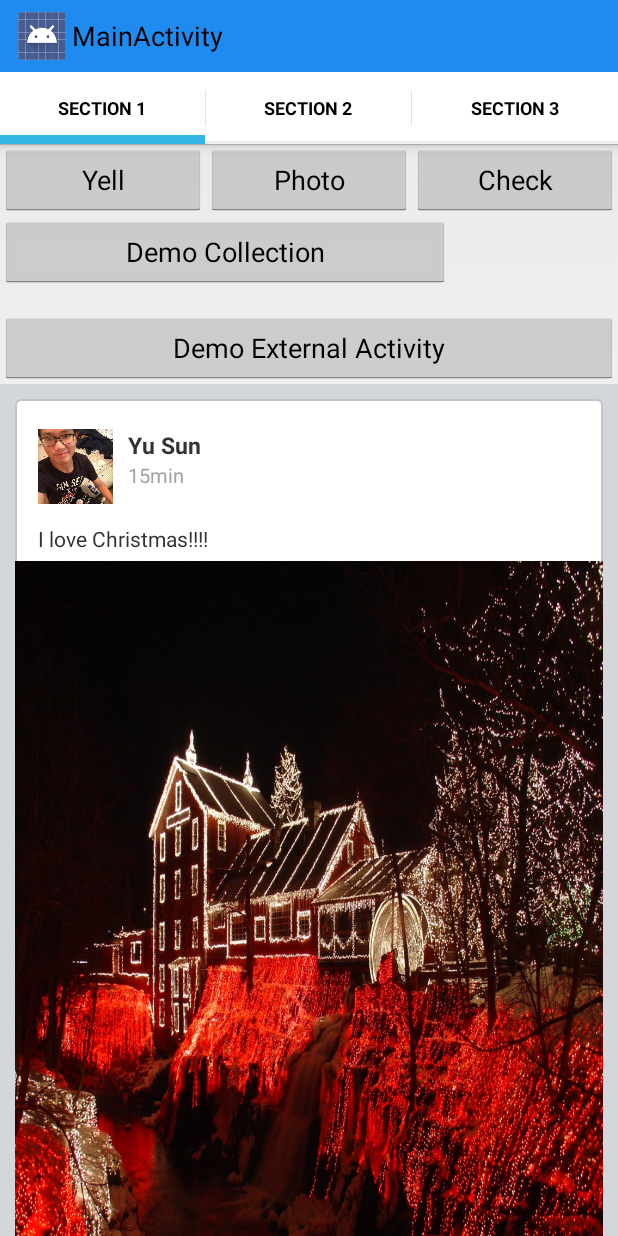
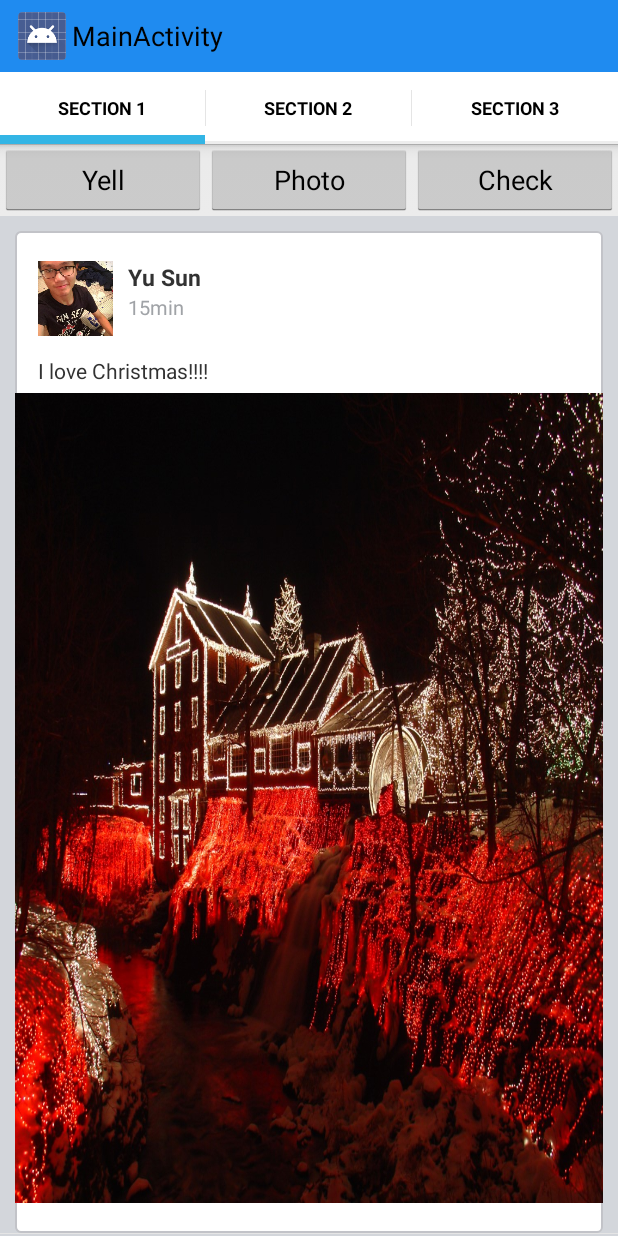
Before and after one commit to dingliheng/YellerAndroid, an Android app: the screen it shows after launch (MainActivity), on a phone screen of 412 x 824 dp. Run offline under Robolectric (Android 15) with nearby library versions, the phone set to English and light mode, and no system bars; libraries missing offline, so code that uses them is left out: com.beardedhen.androidbootstrap; plain views replace BootstrapButton; 16 statements that could not run were skipped.

Commit message:
some adjustments

```diff
--- a/app/src/main/java/edu/utaustin/yusun/yellerandroid/LaunchpadSectionFragment.java
+++ b/app/src/main/java/edu/utaustin/yusun/yellerandroid/LaunchpadSectionFragment.java
@@ -34,6 +34,8 @@ import java.io.FileOutputStream;
 import java.io.IOException;
 import java.util.ArrayList;
 
+import edu.utaustin.yusun.yellerandroid.adapter.PullToRefreshListViewAdapter;
+
 /**
  * A fragment that launches other parts of the demo application.
  */
@@ -44,43 +46,20 @@ public class LaunchpadSectionFragment extends Fragment {
     public static final String BITMAPIMAGE = "BitmapImage";
 
     private PullToRefreshListView listView;
-    private PullToRefreshListViewSampleAdapter adapter;
+    private PullToRefreshListViewAdapter adapter;
 
     // IDs for the context menu actions
     private final int idEdit = 1;
     private final int idDelete = 2;
+
+    //Data to show
+    ArrayList<String> items = new ArrayList<>();
 
     @Override
     public View onCreateView(LayoutInflater inflater, ViewGroup container,
                              Bundle savedInstanceState) {
         View rootView = inflater.inflate(R.layout.fragment_section_launchpad, container, false);
 
-        // Demonstration of a collection-browsing activity.
-        rootView.findViewById(R.id.demo_collection_button)
-                .setOnClickListener(new View.OnClickListener() {
-                    @Override
-                    public void onClick(View view) {
-                        Intent intent = new Intent(getActivity(), CollectionDemoActivity.class);
-                        startActivity(intent);
-                    }
-                });
-
-        // Demonstration of navigating to external activities.
-        rootView.findViewById(R.id.demo_external_activity)
-                .setOnClickListener(new View.OnClickListener() {
-                    @Override
-                    public void onClick(View view) {
-                        // Create an intent that asks the user to pick a photo, but using
-                        // FLAG_ACTIVITY_CLEAR_WHEN_TASK_RESET, ensures that relaunching
-                        // the application from the device home screen does not return
-                        // to the external activity.
-                        Intent externalActivityIntent = new Intent(Intent.ACTION_PICK);
-                        externalActivityIntent.setType("image/*");
-                        externalActivityIntent.addFlags(
-                                Intent.FLAG_ACTIVITY_CLEAR_WHEN_TASK_RESET);
-                        startActivity(externalActivityIntent);
-                    }
-                });
 
         final BootstrapButton mood_button = (BootstrapButton) rootView.findViewById(R.id.mood_button);
         mood_button.setOnClickListener(new View.OnClickListener() {
@@ -149,7 +128,7 @@ public class LaunchpadSectionFragment extends Fragment {
             }
         });
 
-        adapter = new PullToRefreshListViewSampleAdapter() {};
+        adapter = new PullToRefreshListViewAdapter(getActivity(), items) {};
         listView.setAdapter(adapter);
 
         // Request the adapter to load the data
--- /dev/null
+++ b/app/src/main/java/edu/utaustin/yusun/yellerandroid/adapter/PullToRefreshListViewAdapter.java
@@ -0,0 +1,109 @@
+package edu.utaustin.yusun.yellerandroid.adapter;
+
+import android.app.Activity;
+import android.content.Context;
+import android.view.LayoutInflater;
+import android.view.View;
+import android.view.ViewGroup;
+import android.widget.ImageView;
+import android.widget.TextView;
+
+import java.util.ArrayList;
+
+import edu.utaustin.yusun.yellerandroid.R;
+
+/**
+ * Created by mackbook on 11/25/15.
+ */
+public abstract class PullToRefreshListViewAdapter extends android.widget.BaseAdapter {
+    private ArrayList<String> items = new ArrayList<String>();;
+    private Context mContext;
+
+    public PullToRefreshListViewAdapter(Context context, ArrayList<String> items) {
+        mContext = context;
+        this.items = items;
+    }
+    public class ViewHolder {
+        public String id;
+        public TextView name;
+    }
+
+
+    /**
+     * Loads the data.
+     */
+    public void loadData() {
+
+        // Here add your code to load the data for example from a webservice or DB
+
+        items = new ArrayList<String>();
+
+        items.add("Ajax Amsterdam");
+        items.add("Barcelona");
+        items.add("Manchester United");
+
+
+
+        // MANDATORY: Notify that the data has changed
+        notifyDataSetChanged();
+    }
+
+    @Override
+    public int getCount() {
+        return items.size();
+    }
+
+    @Override
+    public Object getItem(int position) {
+        return items.get(position);
+    }
+
+    @Override
+    public long getItemId(int position) {
+        return position;
+    }
+
+    @Override
+    public View getView(int position, View convertView, ViewGroup parent) {
+        View rowView = convertView;
+
+        String record = (String) getItem(position);
+
+        LayoutInflater inflater = ((Activity) mContext).getLayoutInflater();
+
+        ViewHolder viewHolder = new ViewHolder();
+
+        if (convertView == null){
+            rowView = inflater.inflate(R.layout.list_item,null);
+
+            viewHolder.name = (TextView) rowView.findViewById(R.id.name);
+
+            rowView.setTag(viewHolder);
+        }
+
+        final ViewHolder holder = (ViewHolder) rowView.getTag();
+
+        holder.name.setText(record);
+
+        TextView name = (TextView) rowView.findViewById(R.id.name);
+        name.setText("Yu Sun");
+        TextView timestamp = (TextView) rowView
+                .findViewById(R.id.timestamp);
+        timestamp.setText("15min");
+
+        TextView statusMsg = (TextView) rowView
+                .findViewById(R.id.txtStatusMsg);
+        statusMsg.setText("I love Christmas!!!!");
+
+        ImageView profilePic = (ImageView) rowView
+                .findViewById(R.id.profilePic);
+        profilePic.setImageResource(R.mipmap.avatar);
+
+        ImageView feedImageView = (ImageView) rowView
+                .findViewById(R.id.feedImage1);
+        feedImageView.setImageResource(R.mipmap.christmas);
+
+
+        return rowView;
+    }
+}
--- a/app/src/main/java/edu/utaustin/yusun/yellerandroid/edu/utaustin/yusun/yellerandroid/data/ListItem.java
+++ b/app/src/main/java/edu/utaustin/yusun/yellerandroid/data/ListItem.java
@@ -1,4 +1,4 @@
-package edu.utaustin.yusun.yellerandroid.edu.utaustin.yusun.yellerandroid.data;
+package edu.utaustin.yusun.yellerandroid.data;
 
 /**
  * Created by yusun on 11/15/15.
--- a/app/src/main/res/layout/fragment_section_launchpad.xml
+++ b/app/src/main/res/layout/fragment_section_launchpad.xml
@@ -61,16 +61,7 @@
                 app:showOutline="true"
                 app:roundedCorners="false" />
         </LinearLayout>
-        <Button android:id="@+id/demo_collection_button"
-            android:layout_width="300dp"
-            android:layout_height="wrap_content"
-            android:layout_marginBottom="16dp"
-            android:text="@string/demo_collection"/>
 
-        <Button android:id="@+id/demo_external_activity"
-            android:layout_width="match_parent"
-            android:layout_height="wrap_content"
-            android:text="@string/demo_external_activity" />
         <edu.utaustin.yusun.yellerandroid.PullToRefreshListView
             android:id="@+id/pull_to_refresh_listview"
             android:layout_height="fill_parent"
--- a/app/src/main/res/values/strings.xml
+++ b/app/src/main/res/values/strings.xml
@@ -33,4 +33,7 @@
     <string name="ptr_release_to_refresh">Release to refresh</string>
     <string name="ptr_refreshing">Refreshing…</string>
     <string name="ptr_last_updated">Updated: %1$s</string>
+
+<!-- TODO: Remove or change this placeholder text -->
+    <string name="hello_blank_fragment">Hello blank fragment</string>
 </resources>
```
